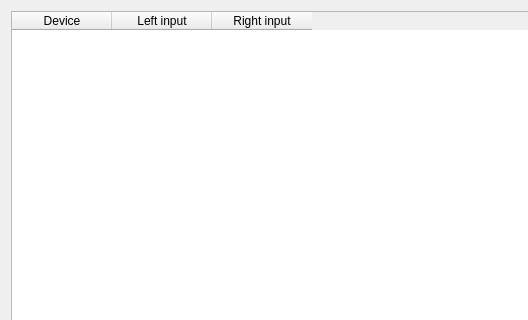
First picture: the form in ui_input_mapping.ui, repository jljouannic/nageru, before the edit; both pictures show x 0 to 528 and y 0 to 320 of the 879 by 583 pixel window.
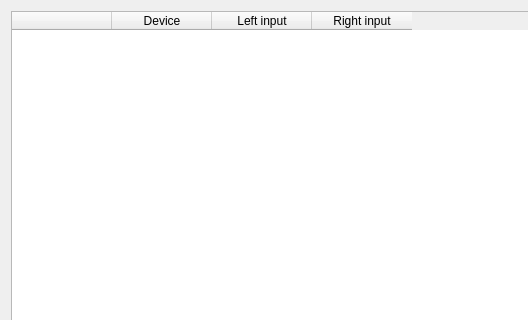
Second picture: the form after the edit. Icons and pictures are not drawn.

Commit message:
Store an input mapping, and show it in the UI.
Edits you do in the UI are not actually editable yet, and the mixer doesn't
care about the mapping either.

Patch:
```diff
--- a/ui_input_mapping.ui
+++ b/ui_input_mapping.ui
@@ -15,7 +15,12 @@
   </property>
   <layout class="QVBoxLayout" name="verticalLayout_2">
    <item>
-    <widget class="QTableWidget" name="tableWidget">
+    <widget class="QTableWidget" name="table">
+     <column>
+      <property name="text">
+       <string/>
+      </property>
+     </column>
      <column>
       <property name="text">
        <string>Device</string>
```
Left out of the diff: 11 changed lines with no effect on the pictures. The commit also changes 5 other files.
